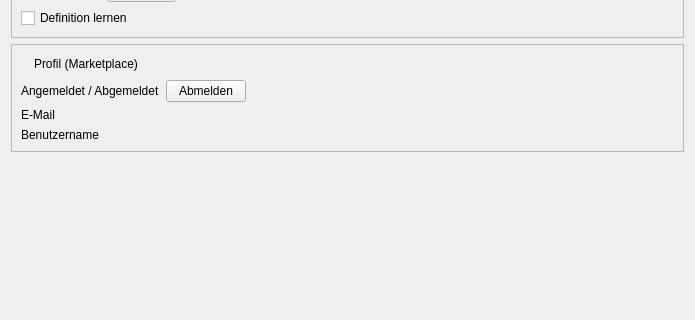
samuelx12/Vocitrainer, file Client/res/einstellungen.ui: the form before one commit; both pictures show x 0 to 695 and y 245 to 565 of the 695 by 749 pixel window.
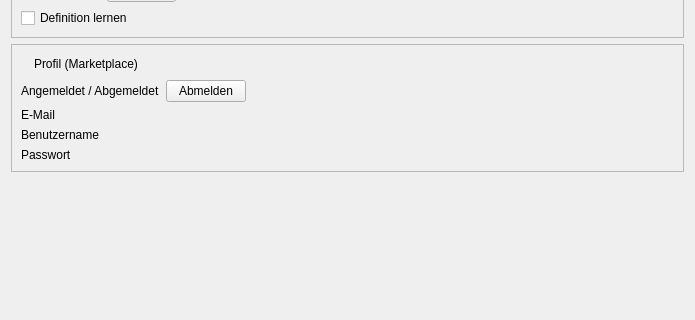
The form after the commit. Icons and pictures are not drawn.

Commit message: - Profil-Einstellungen funktional gemacht

Diff of the .ui file:
```diff
--- a/Client/res/einstellungen.ui
+++ b/Client/res/einstellungen.ui
@@ -433,6 +433,13 @@
         </property>
        </widget>
       </item>
+      <item>
+       <widget class="QLabel" name="lbl_passwort">
+        <property name="text">
+         <string>Passwort</string>
+        </property>
+       </widget>
+      </item>
      </layout>
     </widget>
    </item>
```
The commit also changes 7 other files.
